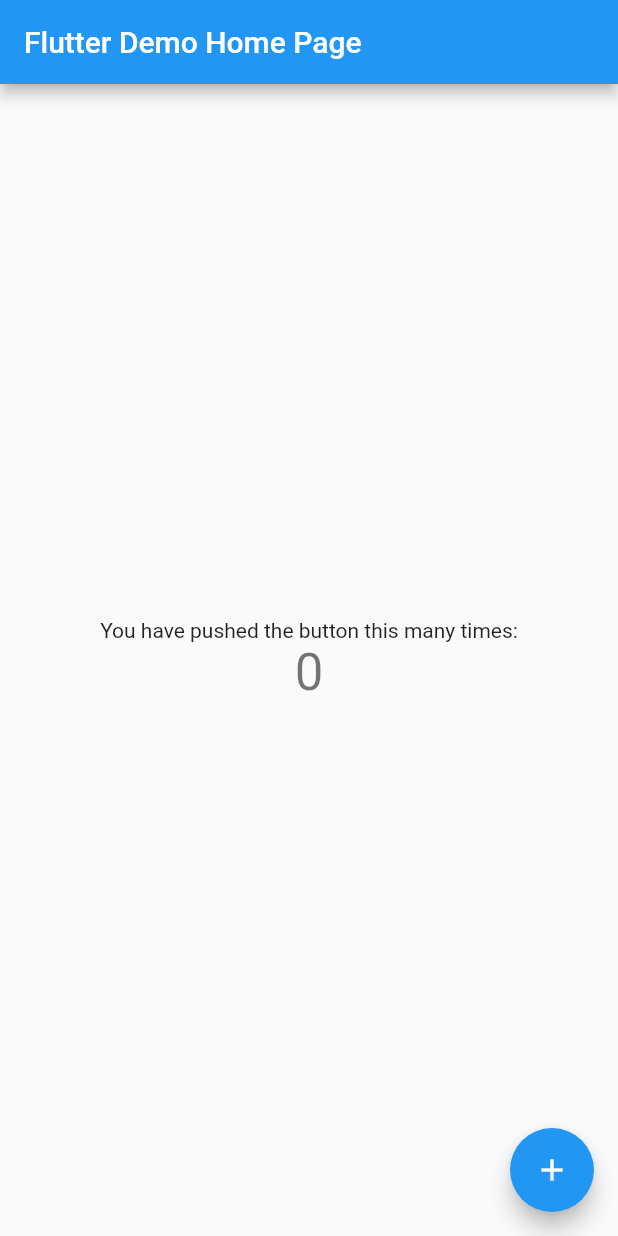
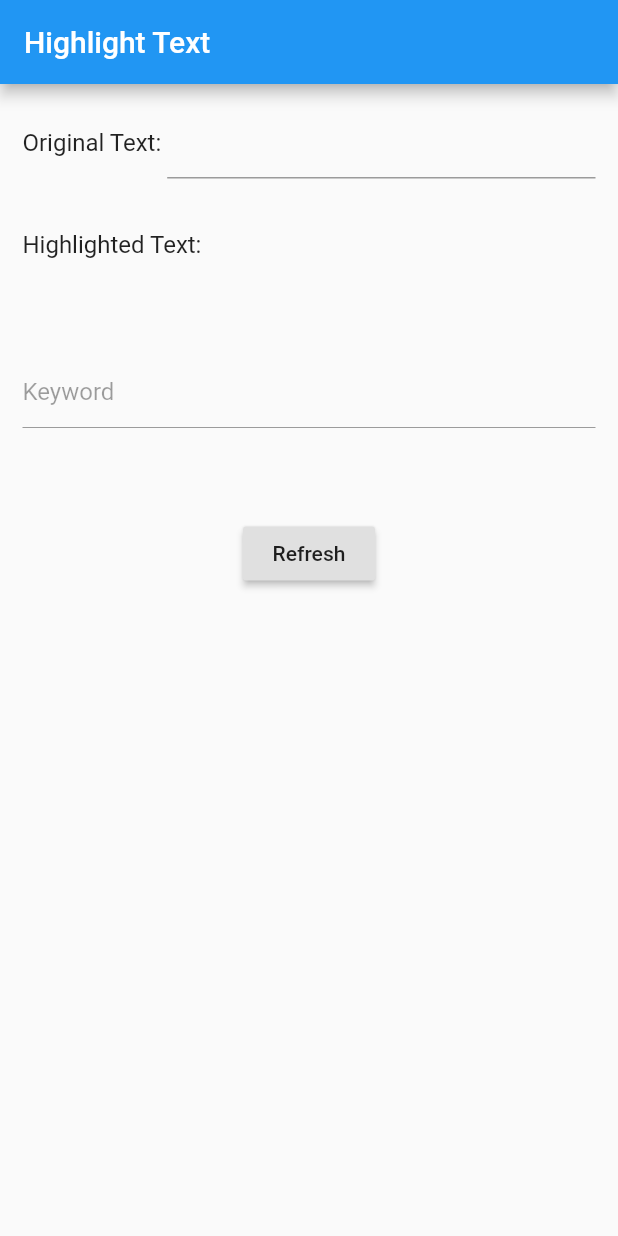
Before and after one commit to MasahiroLittleforest/Flutter-Highlight-Text-Demo, a Flutter app: the screen it shows after launch, on a phone screen of 412 x 824 dp. Run offline on Flutter 3.47's test engine with Material 2 defaults, Android fonts, the phone set to English and light mode, and no system bars.

Commit message:
highlight text

```diff
--- a/lib/main.dart
+++ b/lib/main.dart
@@ -3,39 +3,20 @@ import 'package:flutter/material.dart';
 void main() => runApp(MyApp());
 
 class MyApp extends StatelessWidget {
-  // This widget is the root of your application.
   @override
   Widget build(BuildContext context) {
     return MaterialApp(
-      title: 'Flutter Demo',
+      title: 'Highlight Text Demo',
       theme: ThemeData(
-        // This is the theme of your application.
-        //
-        // Try running your application with "flutter run". You'll see the
-        // application has a blue toolbar. Then, without quitting the app, try
-        // changing the primarySwatch below to Colors.green and then invoke
-        // "hot reload" (press "r" in the console where you ran "flutter run",
-        // or simply save your changes to "hot reload" in a Flutter IDE).
-        // Notice that the counter didn't reset back to zero; the application
-        // is not restarted.
         primarySwatch: Colors.blue,
       ),
-      home: MyHomePage(title: 'Flutter Demo Home Page'),
+      home: MyHomePage(title: 'Highlight Text Demo Home Page'),
     );
   }
 }
 
 class MyHomePage extends StatefulWidget {
   MyHomePage({Key key, this.title}) : super(key: key);
-
-  // This widget is the home page of your application. It is stateful, meaning
-  // that it has a State object (defined below) that contains fields that affect
-  // how it looks.
-
-  // This class is the configuration for the state. It holds the values (in this
-  // case the title) provided by the parent (in this case the App widget) and
-  // used by the build method of the State. Fields in a Widget subclass are
-  // always marked "final".
 
   final String title;
 
@@ -44,68 +25,192 @@ class MyHomePage extends StatefulWidget {
 }
 
 class _MyHomePageState extends State<MyHomePage> {
-  int _counter = 0;
+  String originalText = '';
+  String inputText = '';
+  String highlightedText = '';
+  final TextEditingController _originalTextController = TextEditingController();
+  final TextEditingController _highlightedPartController =
+      TextEditingController();
 
-  void _incrementCounter() {
+  void refreshScreen() {
     setState(() {
-      // This call to setState tells the Flutter framework that something has
-      // changed in this State, which causes it to rerun the build method below
-      // so that the display can reflect the updated values. If we changed
-      // _counter without calling setState(), then the build method would not be
-      // called again, and so nothing would appear to happen.
-      _counter++;
+      originalText = '';
+      inputText = '';
+      highlightedText = '';
+      _originalTextController.clear();
+      _highlightedPartController.clear();
     });
+  }
+
+  List<Widget> getHighlightedText(String originalString, String inputString) {
+    List<Widget> highlightedText;
+    final String lowerOriginalString = originalString.toLowerCase();
+    final String lowerInputString = inputString.toLowerCase();
+    final int lastOfOriginalString = originalString.length - 1;
+    final int firstOfInputString =
+        lowerOriginalString.indexOf(lowerInputString);
+    int lastOfInputString;
+
+    // 入力値に連続する同じ文字が含まれる時に、'lastOfInputString'が1つ目のインデックスにならないようにする
+    if (lowerInputString.length >= 2) {
+      final String secondLastInputLetter =
+          lowerInputString[lowerInputString.length - 2];
+      final String lastInputLetter =
+          lowerInputString[lowerInputString.length - 1];
+      if (secondLastInputLetter == lastInputLetter) {
+        lastOfInputString = lowerOriginalString.indexOf(lowerInputString) +
+            (lowerInputString.length - 1);
+      } else {
+        lastOfInputString = lastOfInputString = lowerOriginalString
+            .indexOf(lowerInputString[lowerInputString.length - 1]);
+      }
+    } else {
+      lastOfInputString = lastOfInputString = lowerOriginalString
+          .indexOf(lowerInputString[lowerInputString.length - 1]);
+    }
+
+    // inputStringと一致する箇所がない場合のエラー(Value not in range: -1)回避
+    if (firstOfInputString == -1) {
+      return [Container()];
+    }
+
+    // 頭から途中まで一致
+    if (lowerOriginalString.startsWith(lowerInputString)) {
+      highlightedText = [
+        Text(
+          originalString.substring(firstOfInputString, lastOfInputString + 1),
+          style: const TextStyle(
+            color: Colors.blue,
+            fontSize: 24.0,
+          ),
+        ),
+        Text(
+          originalString.substring(lastOfInputString + 1),
+          style: TextStyle(fontSize: 24.0),
+        ),
+      ];
+      // 途中で部分一致
+    } else if (!lowerOriginalString.startsWith(lowerInputString) &&
+        !lowerOriginalString.endsWith(lowerInputString) &&
+        lowerOriginalString.contains(lowerInputString)) {
+      highlightedText = [
+        Text(
+          originalString.substring(0, firstOfInputString),
+          style: TextStyle(fontSize: 24.0),
+        ),
+        Text(
+          originalString.substring(firstOfInputString, lastOfInputString + 1),
+          style: const TextStyle(
+            color: Colors.blue,
+            fontSize: 24.0,
+          ),
+        ),
+        Text(
+          originalString.substring(
+              lastOfInputString + 1, lastOfOriginalString + 1),
+          style: TextStyle(fontSize: 24.0),
+        ),
+      ];
+      // 途中から末尾まで一致
+    } else if (lowerOriginalString.endsWith(lowerInputString)) {
+      highlightedText = [
+        Text(
+          originalString.substring(0, firstOfInputString),
+          style: TextStyle(fontSize: 24.0),
+        ),
+        Text(
+          originalString.substring(firstOfInputString, lastOfInputString + 1),
+          style: const TextStyle(
+            color: Colors.blue,
+            fontSize: 24.0,
+          ),
+        ),
+      ];
+      // 完全一致
+    } else if (lowerOriginalString == lowerInputString) {
+      highlightedText = [
+        Text(
+          originalString,
+          style: const TextStyle(
+            color: Colors.blue,
+            fontSize: 24.0,
+          ),
+        ),
+      ];
+    }
+    return highlightedText;
   }
 
   @override
   Widget build(BuildContext context) {
-    // This method is rerun every time setState is called, for instance as done
-    // by the _incrementCounter method above.
-    //
-    // The Flutter framework has been optimized to make rerunning build methods
-    // fast, so that you can just rebuild anything that needs updating rather
-    // than having to individually change instances of widgets.
     return Scaffold(
       appBar: AppBar(
-        // Here we take the value from the MyHomePage object that was created by
-        // the App.build method, and use it to set our appbar title.
-        title: Text(widget.title),
+        title: const Text('Highlight Text'),
       ),
-      body: Center(
-        // Center is a layout widget. It takes a single child and positions it
-        // in the middle of the parent.
+      body: Padding(
+        padding: EdgeInsets.all(15.0),
         child: Column(
-          // Column is also a layout widget. It takes a list of children and
-          // arranges them vertically. By default, it sizes itself to fit its
-          // children horizontally, and tries to be as tall as its parent.
-          //
-          // Invoke "debug painting" (press "p" in the console, choose the
-          // "Toggle Debug Paint" action from the Flutter Inspector in Android
-          // Studio, or the "Toggle Debug Paint" command in Visual Studio Code)
-          // to see the wireframe for each widget.
-          //
-          // Column has various properties to control how it sizes itself and
-          // how it positions its children. Here we use mainAxisAlignment to
-          // center the children vertically; the main axis here is the vertical
-          // axis because Columns are vertical (the cross axis would be
-          // horizontal).
-          mainAxisAlignment: MainAxisAlignment.center,
+          mainAxisSize: MainAxisSize.min,
           children: <Widget>[
-            Text(
-              'You have pushed the button this many times:',
+            Row(
+              children: <Widget>[
+                const Text(
+                  'Original Text: ',
+                  style: TextStyle(fontSize: 16),
+                ),
+                Flexible(
+                  child: originalText == ''
+                      ? TextField(
+                          controller: _originalTextController,
+                          onEditingComplete: () {
+                            setState(() {
+                              originalText = _originalTextController.text;
+                            });
+                          },
+                        )
+                      : Text(
+                          originalText,
+                          style: const TextStyle(fontSize: 24),
+                        ),
+                ),
+              ],
             ),
-            Text(
-              '$_counter',
-              style: Theme.of(context).textTheme.display1,
+            const SizedBox(height: 30.0),
+            Row(
+              children: <Widget>[
+                const Text(
+                  'Highlighted Text: ',
+                  style: TextStyle(fontSize: 16),
+                ),
+                inputText == ''
+                    ? Text(
+                        originalText,
+                        style: const TextStyle(fontSize: 24.0),
+                      )
+                    : Row(
+                        children: getHighlightedText(originalText, inputText),
+                      ),
+              ],
+            ),
+            const SizedBox(height: 60.0),
+            TextField(
+              controller: _highlightedPartController,
+              enabled: originalText == '' ? false : true,
+              decoration: const InputDecoration(hintText: 'Keyword'),
+              onChanged: (value) {
+                setState(() {
+                  inputText = value;
+                });
+              },
+            ),
+            const SizedBox(height: 60.0),
+            RaisedButton(
+              onPressed: refreshScreen,
+              child: const Text('Refresh'),
             ),
           ],
         ),
       ),
-      floatingActionButton: FloatingActionButton(
-        onPressed: _incrementCounter,
-        tooltip: 'Increment',
-        child: Icon(Icons.add),
-      ), // This trailing comma makes auto-formatting nicer for build methods.
     );
   }
 }
```
